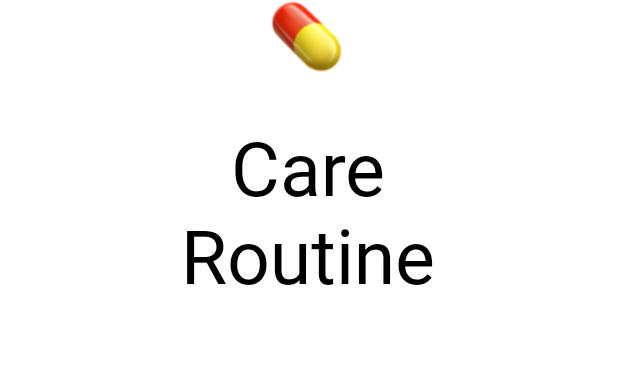
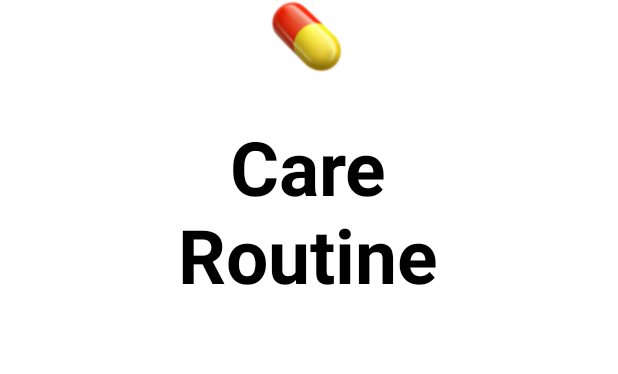
Before and after one commit to withoutsultang/CareRoutine, an Android app: the layout startpage.xml on its own in the app's theme, with its tools: preview values and no code run, on a phone screen of 412 x 824 dp. Shown: the part 495-869 px from the top of the screen. Run offline under Robolectric (Android 15) with nearby library versions, the phone set to English and light mode, and no system bars.

Commit message:
23/01/28 startpage g2nie

```diff
--- a/app/src/main/res/layout/startpage.xml
+++ b/app/src/main/res/layout/startpage.xml
@@ -39,10 +39,10 @@
         android:id="@+id/txt_title2"
         android:layout_width="wrap_content"
         android:layout_height="wrap_content"
-        android:fontFamily="@font/nanumsquare_b"
         android:text="Care\nRoutine"
         android:textAlignment="center"
         android:textColor="@color/black"
+        android:textStyle="bold"
         android:textSize="50dp"
         app:layout_constraintBottom_toBottomOf="parent"
         app:layout_constraintEnd_toEndOf="parent"
```
